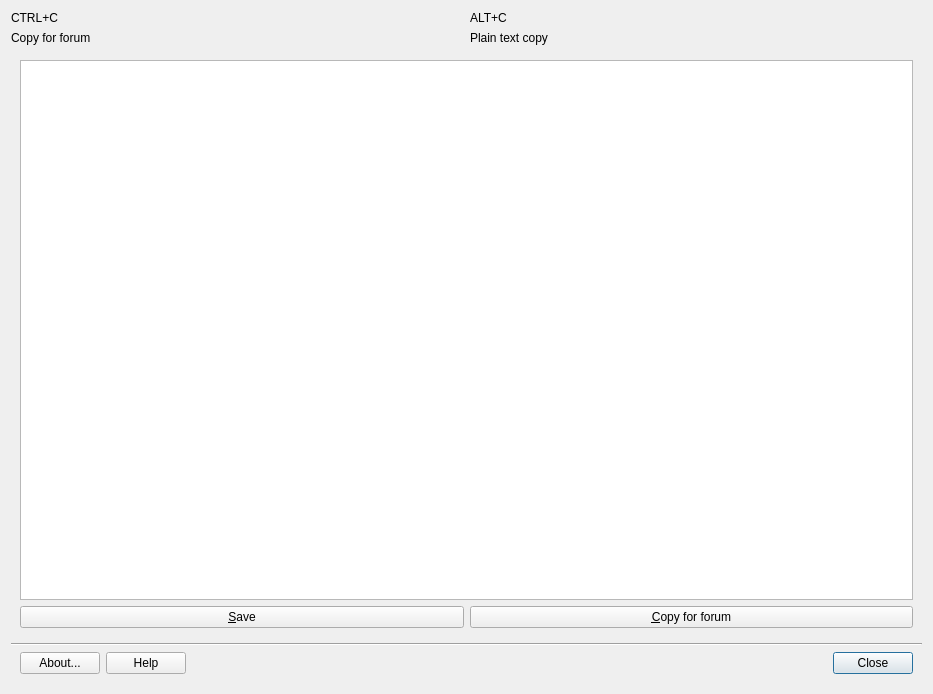
MX-Linux/quick-system-info-gui, file mainwindow.ui: the form before one commit.
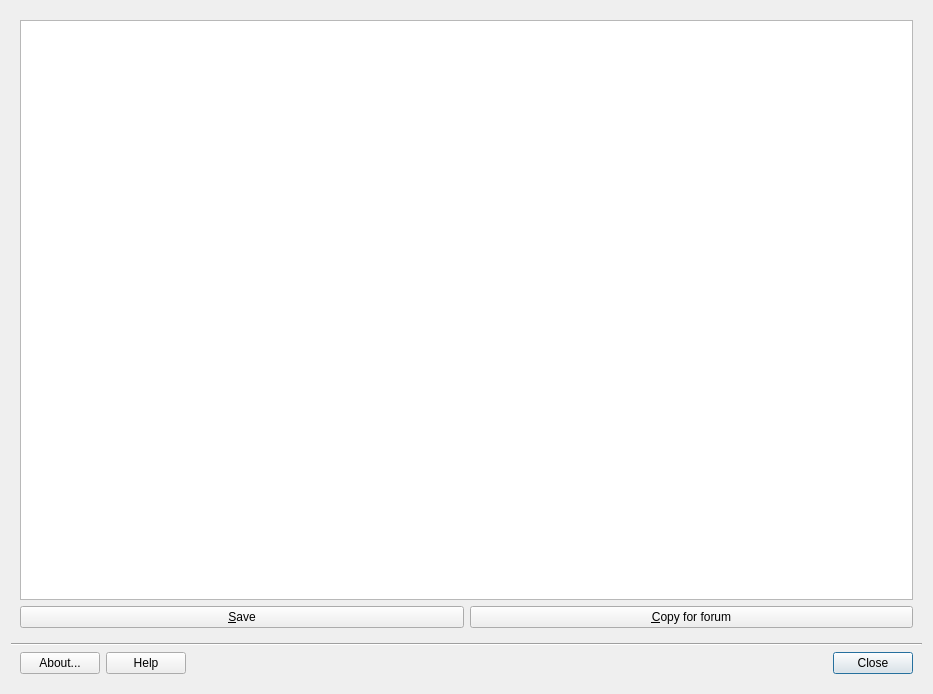
The form after the commit. Icons and pictures are not drawn.

```diff
--- a/mainwindow.ui
+++ b/mainwindow.ui
@@ -43,36 +43,7 @@
   </property>
   <layout class="QGridLayout" name="gridLayout_4">
    <item row="0" column="0">
-    <layout class="QGridLayout" name="gridLayout_2">
-     <item row="0" column="1">
-      <widget class="QLabel" name="label_2">
-       <property name="text">
-        <string>ALT+C</string>
-       </property>
-      </widget>
-     </item>
-     <item row="1" column="0">
-      <widget class="QLabel" name="label_3">
-       <property name="text">
-        <string>Copy for forum</string>
-       </property>
-      </widget>
-     </item>
-     <item row="0" column="0">
-      <widget class="QLabel" name="label">
-       <property name="text">
-        <string>CTRL+C</string>
-       </property>
-      </widget>
-     </item>
-     <item row="1" column="1">
-      <widget class="QLabel" name="label_4">
-       <property name="text">
-        <string>Plain text copy</string>
-       </property>
-      </widget>
-     </item>
-    </layout>
+    <layout class="QGridLayout" name="gridLayout_2"/>
    </item>
    <item row="1" column="0">
     <widget class="QWidget" name="widget" native="true">
```
